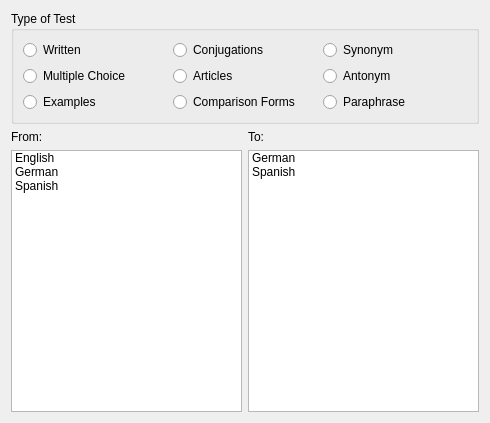
This is src/query-dialogs/startpracticewidget.ui in KDE/parley as Qt 5 draws it before an edit. The edited form follows.
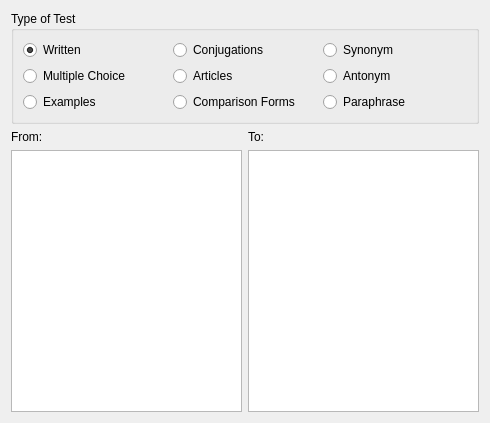
This is the edited form.

Commit message: Remove test entries, set written as default.

Patch:
```diff
--- a/src/query-dialogs/startpracticewidget.ui
+++ b/src/query-dialogs/startpracticewidget.ui
@@ -24,6 +24,9 @@
         <property name="text" >
          <string>Written</string>
         </property>
+        <property name="checked" >
+         <bool>true</bool>
+        </property>
        </widget>
       </item>
       <item row="0" column="1" >
@@ -102,37 +105,10 @@
       </widget>
      </item>
      <item row="1" column="0" >
-      <widget class="QListWidget" name="LanguageFromList" >
-       <item>
-        <property name="text" >
-         <string>English</string>
-        </property>
-       </item>
-       <item>
-        <property name="text" >
-         <string>German</string>
-        </property>
-       </item>
-       <item>
-        <property name="text" >
-         <string>Spanish</string>
-        </property>
-       </item>
-      </widget>
+      <widget class="QListWidget" name="LanguageFromList" />
      </item>
      <item row="1" column="1" >
-      <widget class="QListWidget" name="LanguageToList" >
-       <item>
-        <property name="text" >
-         <string>German</string>
-        </property>
-       </item>
-       <item>
-        <property name="text" >
-         <string>Spanish</string>
-        </property>
-       </item>
-      </widget>
+      <widget class="QListWidget" name="LanguageToList" />
      </item>
     </layout>
    </item>
```
